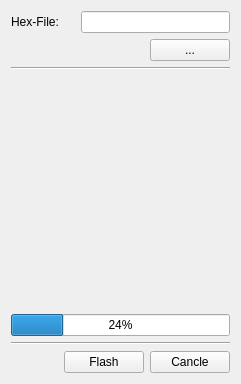
First picture: the form in QT/Flasher/Ui/flash.ui, repository SeidC/GitRepoProjects, before the edit.
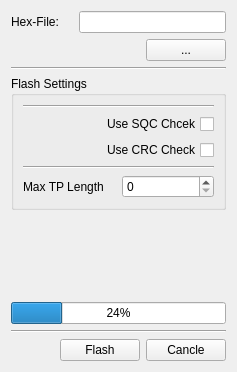
Second picture: the form after the edit.

Commit message: Further Flasher updates in GUI and funtionality

Diff of the .ui file:
```diff
--- a/QT/Flasher/Ui/flash.ui
+++ b/QT/Flasher/Ui/flash.ui
@@ -6,8 +6,8 @@
    <rect>
     <x>0</x>
     <y>0</y>
-    <width>241</width>
-    <height>384</height>
+    <width>237</width>
+    <height>372</height>
    </rect>
   </property>
   <property name="windowTitle">
@@ -15,7 +15,7 @@
   </property>
   <layout class="QGridLayout" name="gridLayout_2">
    <item row="0" column="0">
-    <layout class="QVBoxLayout" name="verticalLayout">
+    <layout class="QVBoxLayout" name="verticalLayout_2">
      <item>
       <layout class="QGridLayout" name="gridLayout">
        <item row="0" column="0">
@@ -57,6 +57,69 @@
        </property>
       </widget>
      </item>
+     <item>
+      <widget class="QGroupBox" name="groupBox">
+       <property name="title">
+        <string>Flash Settings</string>
+       </property>
+       <layout class="QVBoxLayout" name="verticalLayout">
+        <item>
+         <widget class="Line" name="line_4">
+          <property name="orientation">
+           <enum>Qt::Horizontal</enum>
+          </property>
+         </widget>
+        </item>
+        <item>
+         <widget class="QCheckBox" name="sqcCheckBox">
+          <property name="layoutDirection">
+           <enum>Qt::RightToLeft</enum>
+          </property>
+          <property name="autoFillBackground">
+           <bool>false</bool>
+          </property>
+          <property name="text">
+           <string>Use SQC Chcek</string>
+          </property>
+         </widget>
+        </item>
+        <item>
+         <widget class="QCheckBox" name="crcCheckBox">
+          <property name="layoutDirection">
+           <enum>Qt::RightToLeft</enum>
+          </property>
+          <property name="text">
+           <string>Use CRC Check</string>
+          </property>
+          <property name="tristate">
+           <bool>false</bool>
+          </property>
+         </widget>
+        </item>
+        <item>
+         <widget class="Line" name="line_3">
+          <property name="orientation">
+           <enum>Qt::Horizontal</enum>
+          </property>
+         </widget>
+        </item>
+        <item>
+         <layout class="QHBoxLayout" name="horizontalLayout_2">
+          <item>
+           <widget class="QLabel" name="label_2">
+            <property name="text">
+             <string>Max TP Length</string>
+            </property>
+           </widget>
+          </item>
+          <item>
+           <widget class="QSpinBox" name="tpLengthBox"/>
+          </item>
+         </layout>
+        </item>
+       </layout>
+      </widget>
+     </item>
      <item>
       <spacer name="verticalSpacer">
        <property name="orientation">
```
The commit also changes 5 other files.
